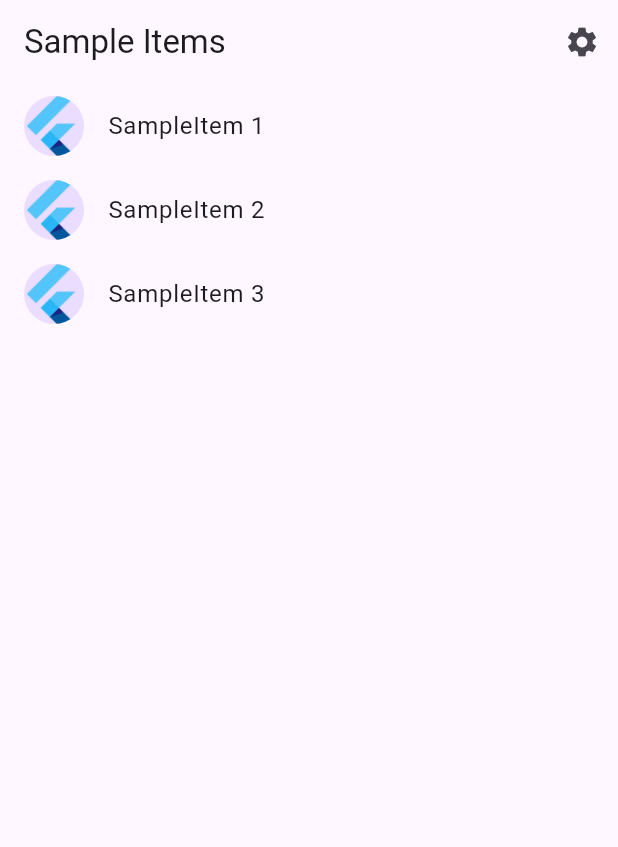
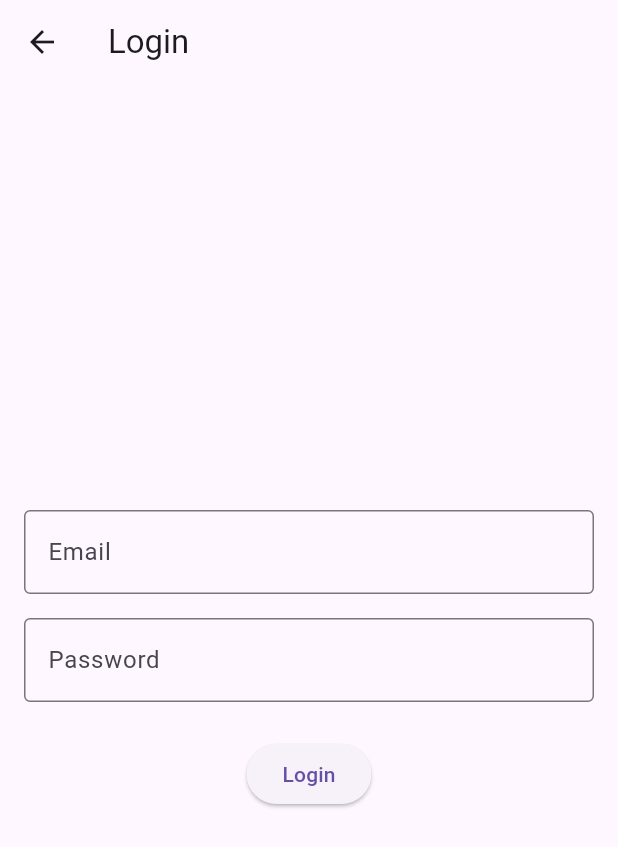
Before and after one commit to Yashjain0333/TallyUp, a Flutter app: the screen it shows after launch, on a phone screen of 412 x 824 dp. Shown: the top 847 px of the screen. Run offline on Flutter 3.47's test engine with Material 3 defaults, Android fonts, the phone set to English and light mode, and no system bars; generated files the repository leaves out were written again.

Commit message:
Add basic login page

```diff
--- a/tally_up/lib/src/app.dart
+++ b/tally_up/lib/src/app.dart
@@ -6,6 +6,7 @@ import 'sample_feature/sample_item_details_view.dart';
 import 'sample_feature/sample_item_list_view.dart';
 import 'settings/settings_controller.dart';
 import 'settings/settings_view.dart';
+import 'login/login_view.dart';
 
 /// The Widget that configures your application.
 class MyApp extends StatelessWidget {
@@ -18,10 +19,6 @@ class MyApp extends StatelessWidget {
 
   @override
   Widget build(BuildContext context) {
-    // Glue the SettingsController to the MaterialApp.
-    //
-    // The ListenableBuilder Widget listens to the SettingsController for changes.
-    // Whenever the user updates their settings, the MaterialApp is rebuilt.
     return ListenableBuilder(
       listenable: settingsController,
       builder: (BuildContext context, Widget? child) {
@@ -62,11 +59,16 @@ class MyApp extends StatelessWidget {
 
           // Define a function to handle named routes in order to support
           // Flutter web url navigation and deep linking.
+          // Add initialRoute
+          initialRoute: LoginView.routeName,
+
           onGenerateRoute: (RouteSettings routeSettings) {
             return MaterialPageRoute<void>(
               settings: routeSettings,
               builder: (BuildContext context) {
                 switch (routeSettings.name) {
+                  case LoginView.routeName:
+                    return const LoginView();
                   case SettingsView.routeName:
                     return SettingsView(controller: settingsController);
                   case SampleItemDetailsView.routeName:
--- /dev/null
+++ b/tally_up/lib/src/login/login_controller.dart
@@ -0,0 +1,38 @@
+import 'package:flutter/material.dart';
+import '../sample_feature/sample_item_list_view.dart';
+
+class LoginController extends ChangeNotifier {
+  final formKey = GlobalKey<FormState>();
+  final emailController = TextEditingController();
+  final passwordController = TextEditingController();
+
+  bool _isLoading = false;
+  bool get isLoading => _isLoading;
+  set isLoading(bool value) {
+    _isLoading = value;
+    notifyListeners();
+  }
+
+  void handleLogin(BuildContext context) async {
+    if (!formKey.currentState!.validate()) return;
+
+    isLoading = true;
+
+    await Future.delayed(const Duration(seconds: 1));
+
+    isLoading = false;
+
+    if (context.mounted) {
+      Navigator.of(context).pushReplacementNamed(
+        SampleItemListView.routeName,
+      );
+    }
+  }
+
+  @override
+  void dispose() {
+    emailController.dispose();
+    passwordController.dispose();
+    super.dispose();
+  }
+}
--- /dev/null
+++ b/tally_up/lib/src/login/login_view.dart
@@ -0,0 +1,70 @@
+import 'package:flutter/material.dart';
+import 'login_controller.dart';
+
+class LoginView extends StatelessWidget {
+  static const routeName = '/login';
+
+  const LoginView({super.key});
+
+  @override
+  Widget build(BuildContext context) {
+    final controller = LoginController();
+
+    return Scaffold(
+      appBar: AppBar(
+        title: const Text('Login'),
+      ),
+      body: Padding(
+        padding: const EdgeInsets.all(16.0),
+        child: Form(
+          key: controller.formKey,
+          child: Column(
+            mainAxisAlignment: MainAxisAlignment.center,
+            children: [
+              TextFormField(
+                controller: controller.emailController,
+                decoration: const InputDecoration(
+                  labelText: 'Email',
+                  border: OutlineInputBorder(),
+                ),
+                validator: (value) {
+                  if (value == null || value.isEmpty) {
+                    return 'Please enter your email';
+                  }
+                  return null;
+                },
+              ),
+              const SizedBox(height: 16),
+              TextFormField(
+                controller: controller.passwordController,
+                decoration: const InputDecoration(
+                  labelText: 'Password',
+                  border: OutlineInputBorder(),
+                ),
+                obscureText: true,
+                validator: (value) {
+                  if (value == null || value.isEmpty) {
+                    return 'Please enter your password';
+                  }
+                  return null;
+                },
+              ),
+              const SizedBox(height: 24),
+              ListenableBuilder(
+                listenable: controller,
+                builder: (context, _) {
+                  return controller.isLoading
+                      ? const CircularProgressIndicator()
+                      : ElevatedButton(
+                          onPressed: () => controller.handleLogin(context),
+                          child: const Text('Login'),
+                        );
+                },
+              ),
+            ],
+          ),
+        ),
+      ),
+    );
+  }
+}
```
